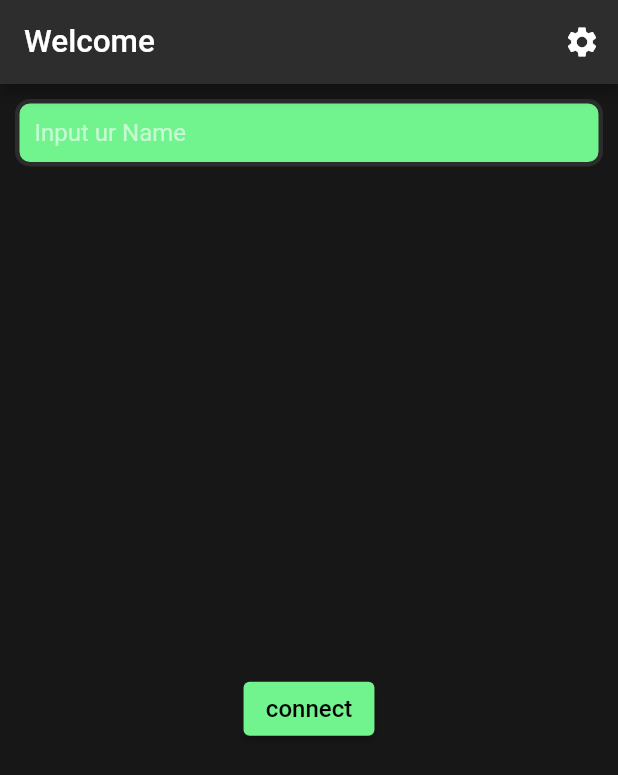
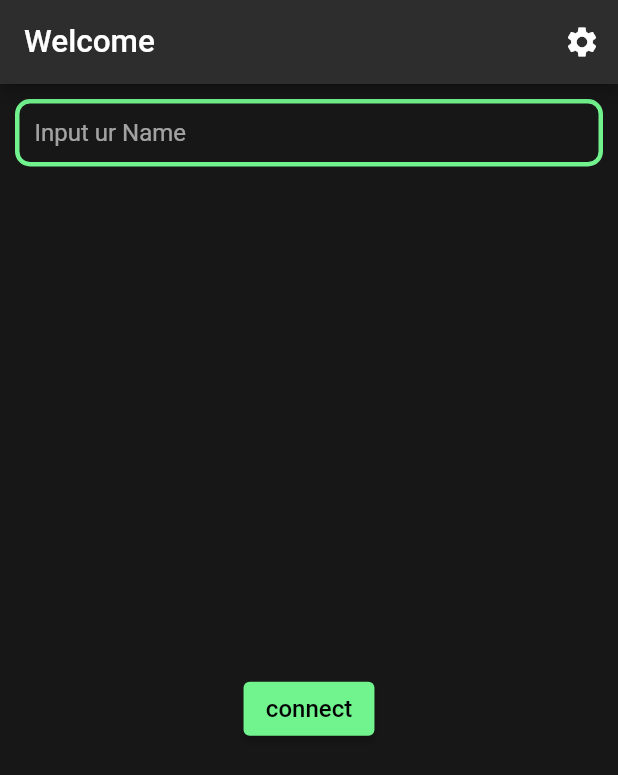
Before and after one commit to xhzq233/chat_box, a Flutter app: the screen it shows after launch, on a phone screen of 412 x 824 dp. Shown: the top 775 px of the screen. Run offline on Flutter 3.47's test engine with Material 2 defaults, Android fonts, the phone set to English and light mode, and no system bars; our stand-ins replace extended_image, image_picker, shared_preferences.

Commit message:
improve theme appearance

```diff
--- a/lib/chat_content/chat_row.dart
+++ b/lib/chat_content/chat_row.dart
@@ -5,7 +5,6 @@ import 'package:flutter/material.dart';
 import 'package:chat_box/model/message.dart';
 
 import '../global.dart';
-import '../utils/select_all_text.dart';
 
 class ChatRow extends StatelessWidget {
   const ChatRow({Key? key, required this.msg}) : super(key: key);
--- a/lib/chat_content/hint_row.dart
+++ b/lib/chat_content/hint_row.dart
@@ -14,7 +14,7 @@ class HintRow extends StatelessWidget {
         padding: const EdgeInsets.symmetric(vertical: 10),
         child: Text(
           content,
-          style: const TextStyle(color: Global.cbOnBackground, fontWeight: FontWeight.bold),
+          style: const TextStyle(fontWeight: FontWeight.bold),//color: Global.cbOnBackground,
         ),
       ),
     );
--- a/lib/chat_content/send_image_btn.dart
+++ b/lib/chat_content/send_image_btn.dart
@@ -78,10 +78,7 @@ class SendImageButton extends StatelessWidget {
               width: constraints.maxWidth,
               height: constraints.maxWidth,
               child: const Center(
-                child: Text(
-                  "+",
-                  style: TextStyle(fontWeight: FontWeight.bold, fontSize: 20, decoration: TextDecoration.none),
-                ),
+                child: Icon(Icons.add,color: Colors.black,),
               ),
             ),
           ),
--- a/lib/global.dart
+++ b/lib/global.dart
@@ -19,19 +19,20 @@ class Global {
 
   static final chatMessagesController = ChatMessagesController();
   static const cbBackground = Color.fromARGB(255, 23, 23, 23);
-  static const cbSendButtonBackground = Color.fromARGB(255, 44, 44, 44);
-  static const cbHintMessageBackground = cbSendButtonBackground;
   static const cbOthersBubbleBackground = Color.fromARGB(255, 45, 45, 45);
+  static const cbAppBar = cbOthersBubbleBackground;
   static const cbPrimaryColor = cbMyBubbleBackground;
   static const cbMyBubbleBackground = Color.fromARGB(255, 113, 243, 142);
   static const cbOnOthersBubble = Colors.white;
   static const cbOnBackground = Colors.white;
+
   static const cbOnMyBubble = Colors.black;
   static const cbWarning = Colors.pink;
   static const cbTextFieldBackground = Color.fromARGB(255, 27, 27, 27);
 
   static final cbDarkScheme = const ColorScheme.dark().copyWith(
     primary: cbPrimaryColor,
+    surface: cbOnMyBubble,
     background: cbBackground,
     onPrimary: cbOnMyBubble,
     secondary: cbOthersBubbleBackground,
@@ -42,8 +43,103 @@ class Global {
   );
 
   static final cbLightScheme = const ColorScheme.light().copyWith(primary: cbPrimaryColor);
+  static const textTheme = TextTheme(
+    displayLarge: TextStyle(
+        debugLabel: 'blackCupertino displayLarge',
+        fontFamily: '.SF UI Display',
+        color: Colors.white70,
+        fontSize: 27,
+        decoration: TextDecoration.none),
+    displayMedium: TextStyle(
+        debugLabel: 'blackCupertino displayMedium',
+        fontFamily: '.SF UI Display',
+        color: Colors.white70,
+        fontSize: 18,
+        decoration: TextDecoration.none),
+    displaySmall: TextStyle(
+        debugLabel: 'blackCupertino displaySmall',
+        fontFamily: '.SF UI Display',
+        color: Colors.white60,
+        fontSize: 14,
+        decoration: TextDecoration.none),
+    headlineLarge: TextStyle(
+        debugLabel: 'blackCupertino headlineLarge',
+        fontFamily: '.SF UI Display',
+        color: Colors.white,
+        fontSize: 24,
+        decoration: TextDecoration.none),
+    headlineMedium: TextStyle(
+        debugLabel: 'blackCupertino headlineMedium',
+        fontFamily: '.SF UI Display',
+        color: Colors.white60,
+        fontSize: 21,
+        decoration: TextDecoration.none),
+    headlineSmall: TextStyle(
+        debugLabel: 'blackCupertino headlineSmall',
+        fontFamily: '.SF UI Display',
+        color: Colors.white,
+        fontSize: 16,
+        decoration: TextDecoration.none),
+    titleLarge: TextStyle(
+        debugLabel: 'blackCupertino titleLarge',
+        fontFamily: '.SF UI Display',
+        color: Colors.white60,
+        fontSize: 21,
+        //AppBar上文字大小
+        decoration: TextDecoration.none),
+    titleMedium: TextStyle(
+        debugLabel: 'blackCupertino titleMedium',
+        fontFamily: '.SF UI Text',
+        color: Colors.white,
+        fontSize: 16,
+        //接近AppBar的文字大小
+        decoration: TextDecoration.none),
+    titleSmall: TextStyle(
+        debugLabel: 'blackCupertino titleSmall',
+        fontFamily: '.SF UI Text',
+        color: Colors.white70,
+        fontSize: 15,
+        decoration: TextDecoration.none),
+    bodyLarge: TextStyle(
+        debugLabel: 'blackCupertino bodyLarge',
+        fontFamily: '.SF UI Text',
+        color: Colors.white70,
+        fontSize: 15,
+        decoration: TextDecoration.none),
+    bodyMedium: TextStyle(//body
+        debugLabel: 'blackCupertino bodyMedium',
+        fontFamily: '.SF UI Text',
+        color: Colors.white,
+        fontSize: 15,
+        decoration: TextDecoration.none),
+    bodySmall: TextStyle(
+        debugLabel: 'blackCupertino bodySmall',
+        fontFamily: '.SF UI Text',
+        color: Colors.white,
+        fontSize: 12,
+        decoration: TextDecoration.none),
+    labelLarge: TextStyle(
+        debugLabel: 'blackCupertino labelLarge',
+        fontFamily: '.SF UI Text',
+        color: Colors.white,
+        fontSize: 16,
+        //按钮上文字大小
+        decoration: TextDecoration.none),
+    labelMedium: TextStyle(
+        debugLabel: 'blackCupertino labelMedium',
+        fontFamily: '.SF UI Text',
+        color: Colors.white,
+        fontSize: 14,
+        decoration: TextDecoration.none),
+    labelSmall: TextStyle(
+        debugLabel: 'blackCupertino labelSmall',
+        fontFamily: '.SF UI Text',
+        color: Colors.white,
+        fontSize: 12,
+        decoration: TextDecoration.none),
+  );
 
-  static const textTheme = TextTheme(
+  static const lightTextTheme = TextTheme(
     displayLarge: TextStyle(
         debugLabel: 'blackCupertino displayLarge',
         fontFamily: '.SF UI Display',
@@ -140,8 +236,10 @@ class Global {
   );
 
   static final darkTheme = ThemeData.dark().copyWith(
+    canvasColor: cbAppBar,
+    cardColor: Colors.black12,
     scaffoldBackgroundColor: cbBackground,
-    appBarTheme: const AppBarTheme(color: cbOthersBubbleBackground),
+    appBarTheme: const AppBarTheme(color: cbAppBar),
     indicatorColor: cbPrimaryColor,
     textTheme: textTheme,
     colorScheme: cbDarkScheme,
@@ -149,8 +247,9 @@ class Global {
   );
 
   static final lightTheme = ThemeData.light().copyWith(
+    cardColor: cbPrimaryColor,
     indicatorColor: cbPrimaryColor,
-    textTheme: textTheme,
+    textTheme: lightTextTheme,
     colorScheme: cbLightScheme,
     visualDensity: VisualDensity.adaptivePlatformDensity,
   );
--- a/lib/welcome_page/controller.dart
+++ b/lib/welcome_page/controller.dart
@@ -45,6 +45,7 @@ class WelcomePageController {
 
   void _saveRecentlyUsed(String name) async {
     final list = await recentlyUsed;
+    if (list.contains(name)) return;
     list.add(name);
     final prefs = await SharedPreferences.getInstance();
     if (!await prefs.setStringList(spKey, list)) {
@@ -78,7 +79,7 @@ class WelcomePageController {
               left: globalOffset.dx,
               width: size.width,
               height: height,
-              child: Card(
+              child: Material(
                 child: RepaintBoundary(
                   child: Builder(
                       builder: (bCtx) => ListView.builder(
--- a/lib/welcome_page/welcome_page.dart
+++ b/lib/welcome_page/welcome_page.dart
@@ -33,8 +33,7 @@ class _WelcomePageState extends State<WelcomePage> {
           Container(
             key: _controller.textFieldKey,
             decoration: BoxDecoration(
-                border: Border.all(color: Global.cbSendButtonBackground, width: 3.0),
-                color: Global.cbPrimaryColor,
+                border: Border.all(color: Global.cbPrimaryColor, width: 3.0),
                 borderRadius: BorderRadius.circular(10)),
             padding: const EdgeInsets.all(10),
             margin: const EdgeInsets.all(10),
@@ -42,7 +41,6 @@ class _WelcomePageState extends State<WelcomePage> {
               controller: _controller.controller,
               autocorrect: false,
               focusNode: _controller.focusNode,
-              cursorColor: Colors.black,
               decoration: const InputDecoration.collapsed(hintText: 'Input ur Name'),
             ),
           ),
```
Also changed, not shown: lib/chat_content/chat_box.dart (+7 -0 lines), lib/utils/select_all_text.dart (deleted, +0 -389 lines).
